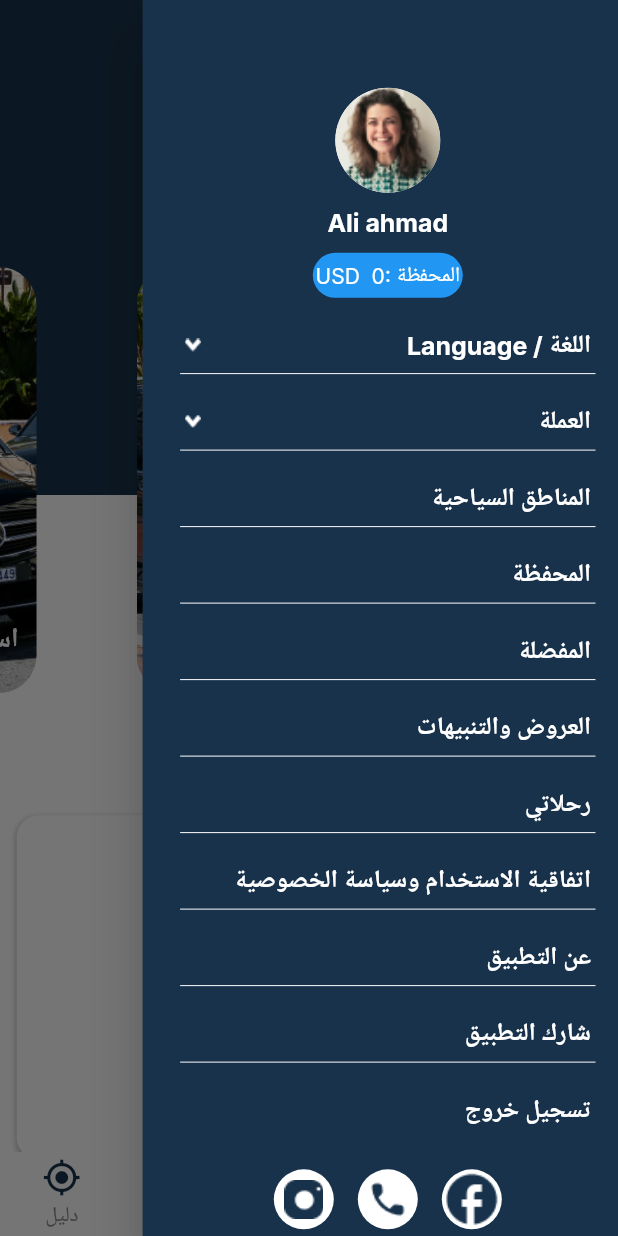
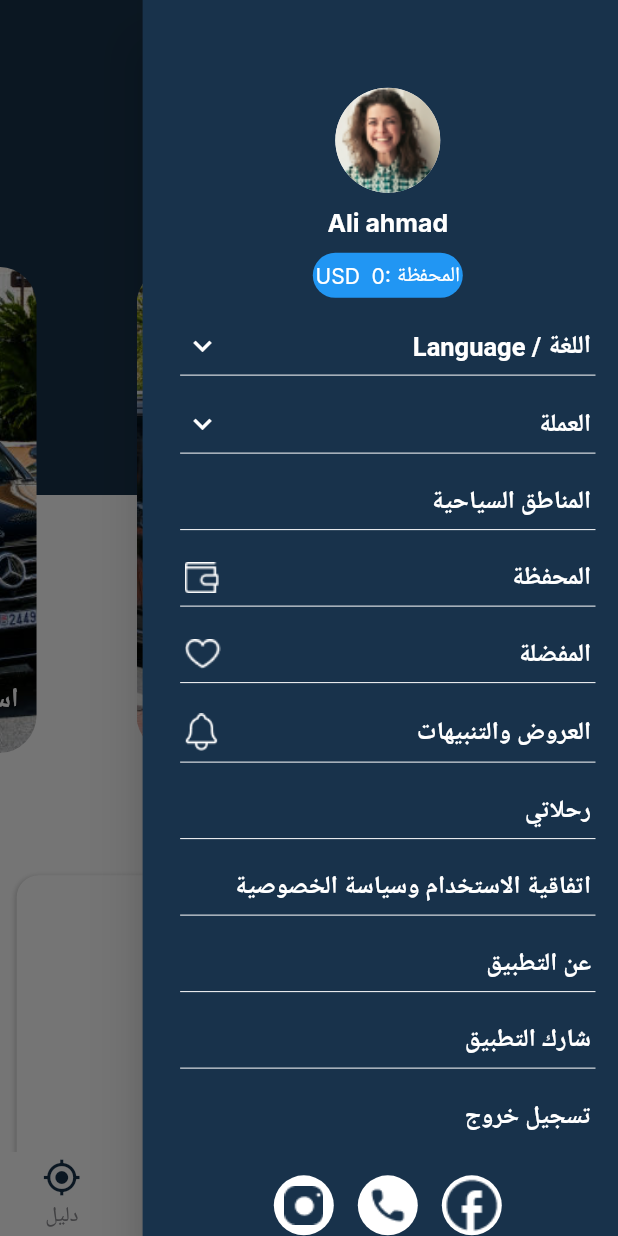
Before and after one commit to AmerDawood/Tuline-Turizm, a Flutter app: the screen it shows after launch, with the side drawer open, on a phone screen of 412 x 824 dp. Run offline on Flutter 3.47's test engine with Material 2 defaults, Android fonts, the light colour scheme and no system bars; drawn by our look-alikes of carousel_slider, persistent_bottom_nav_bar; our stand-ins replace flutter_screenutil, flutter_svg, google_fonts.

Commit message:
update app

```diff
--- a/lib/main.dart
+++ b/lib/main.dart
@@ -3,12 +3,14 @@ import 'package:flutter_screenutil/flutter_screenutil.dart';
 import 'package:tuline_turizm/screens/advertisements/advertisement_details.dart';
 import 'package:tuline_turizm/screens/advertisements/advertisement_details2.dart';
 import 'package:tuline_turizm/screens/auth/signin_screen.dart';
+import 'package:tuline_turizm/screens/favorite/favorite_screen.dart';
 import 'package:tuline_turizm/screens/home/app.dart';
 import 'package:tuline_turizm/screens/notifications/offer_screen.dart';
 import 'package:tuline_turizm/screens/settings/about/about_screen.dart';
 import 'package:tuline_turizm/screens/settings/privacy/privacy_screen.dart';
 import 'package:tuline_turizm/screens/splash/splash_screen.dart';
 import 'package:tuline_turizm/screens/test.dart';
+import 'package:tuline_turizm/screens/wallet/add_wallet.dart';
 import 'package:tuline_turizm/screens/wallet/wallet_screen.dart';
 
 void main() {
@@ -45,6 +47,8 @@ void main() {
              '/about_screen' : (context) => AboutScreen(),
              '/signin_screen' : (context) => SignInScreen(),
              '/privacy_screen' : (context) => PrivacyScreen(),
+             '/favorite_screen' : (context) => FavoriteScreen(),
+             '/add_wallet' : (context) => AddWallet(),
              '/test' : (context) => Test(),
 
            },
--- a/lib/screens/contacts/contacts_screen.dart
+++ b/lib/screens/contacts/contacts_screen.dart
@@ -58,7 +58,7 @@ class _ContactsScreenState extends State<ContactsScreen> {
                   height: 50,
                   width: 200,
                   decoration: BoxDecoration(
-                      color: Colors.grey.shade200,
+                      color: Colors.grey.shade300,
                       borderRadius: BorderRadius.circular(10)
                   ),
                   child: Center(child: Text('Hello How Are You ? ')),
@@ -84,7 +84,7 @@ class _ContactsScreenState extends State<ContactsScreen> {
             ),
           ),
 
-          SizedBox(height: 400,),
+          SizedBox(height: 390,),
 
           Row(
             children: [
--- a/lib/screens/home/home_screen.dart
+++ b/lib/screens/home/home_screen.dart
@@ -140,7 +140,7 @@ class _HomeScreenState extends State<HomeScreen> {
                     // carouselController: _carouselController,
                     options: CarouselOptions(
                       autoPlayInterval: Duration(seconds: 4),
-                      height: 300.0,
+                      height: 340.0,
                       viewportFraction: 0.72,
                       autoPlay: true, // Set to false to handle auto-play manually
                       enableInfiniteScroll: true, // Set to false to stop at the last item
--- a/lib/screens/notifications/offer_screen.dart
+++ b/lib/screens/notifications/offer_screen.dart
@@ -29,7 +29,9 @@ class _NotificationsScreenState extends State<NotificationsScreen> {
           elevation: 1.0,
           actions: [
             IconButton(
-                onPressed: () {},
+                onPressed: () {
+                  Navigator.pushReplacementNamed(context, '/app');
+                },
                 icon: Icon(
                   Icons.arrow_forward_rounded,
                   color: Colors.black,
--- a/lib/screens/settings/about/about_screen.dart
+++ b/lib/screens/settings/about/about_screen.dart
@@ -29,7 +29,9 @@ class _AboutScreenState extends State<AboutScreen> {
           elevation: 1.0,
           actions: [
             IconButton(
-                onPressed: () {},
+                onPressed: () {
+                  Navigator.pushReplacementNamed(context, '/app');
+                },
                 icon: Icon(
                   Icons.arrow_forward_rounded,
                   color: Colors.black,
--- a/lib/screens/settings/privacy/privacy_screen.dart
+++ b/lib/screens/settings/privacy/privacy_screen.dart
@@ -29,7 +29,9 @@ class _PrivacyScreenState extends State<PrivacyScreen> {
           elevation: 1.0,
           actions: [
             IconButton(
-                onPressed: () {},
+                onPressed: () {
+                  Navigator.pushReplacementNamed(context, '/app');
+                },
                 icon: Icon(
                   Icons.arrow_forward_rounded,
                   color: Colors.black,
--- a/lib/screens/wallet/wallet_screen.dart
+++ b/lib/screens/wallet/wallet_screen.dart
@@ -23,7 +23,9 @@ class _walletScreenState extends State<walletScreen> {
         elevation: 1.0,
         actions: [
           IconButton(
-              onPressed: () {},
+              onPressed: () {
+                Navigator.pushReplacementNamed(context,'/app');
+              },
               icon: Icon(
                 Icons.arrow_forward_rounded,
                 color: Colors.black,
--- a/lib/screens/widgets/drawer.dart
+++ b/lib/screens/widgets/drawer.dart
@@ -1,6 +1,7 @@
 import 'package:flutter/material.dart';
 import 'package:flutter_screenutil/flutter_screenutil.dart';
 import 'package:google_fonts/google_fonts.dart';
+import 'package:tuline_turizm/screens/favorite/favorite_screen.dart';
 
 
 class CustomDrawer extends StatefulWidget {
@@ -10,6 +11,15 @@ class CustomDrawer extends StatefulWidget {
 
 class _CustomDrawerState extends State<CustomDrawer>  {
   String selectedLanguage = 'لغة التطبيق العربية';
+
+  bool isExpanded = false;
+
+  void toggleContainerVisibility() {
+    setState(() {
+      isExpanded = !isExpanded;
+    });
+  }
+
 
   // Default language
 
@@ -124,8 +134,9 @@ class _CustomDrawerState extends State<CustomDrawer>  {
               SizedBox(height: 20,),
 
 
-
-              Directionality(
+              GestureDetector(
+                onTap: toggleContainerVisibility,
+                child: Directionality(
                   textDirection: TextDirection.rtl,
                   child: Padding(
                     padding: const EdgeInsets.only(
@@ -135,20 +146,82 @@ class _CustomDrawerState extends State<CustomDrawer>  {
                     child: Container(
                       child: Row(
                         children: [
-                        Text('اللغة / Language',
-                          style: GoogleFonts.inter(
+                          Text(
+                            'اللغة / Language',
+                            style: TextStyle(
                               color: Colors.white,
-                            fontSize: 17.sp,
+                              fontSize: 17,
                               fontWeight: FontWeight.w700,
                             ),
                           ),
                           Spacer(),
-                        Image.asset('images/arrow_under.png')
+                          AnimatedSwitcher(
+                            duration: Duration(milliseconds: 500),
+                            child: isExpanded
+                                ? Icon(
+                              Icons.keyboard_arrow_up_sharp,
+                              color: Color.fromRGBO(255, 159, 0, 1),
+                              key: Key('up'),
+                            )
+                                : Icon(
+                              Icons.keyboard_arrow_down_sharp,
+                              color: Colors.white,
+                              key: Key('down'),
+                            ),
+                          ),
                         ],
                       ),
                     ),
                   ),
                 ),
+              ),
+              AnimatedContainer(
+                duration: Duration(milliseconds: 300),
+                height: isExpanded ? 50 : 0,
+                width: double.infinity,
+                child: Row(
+                  children: [
+                    Spacer(),
+                    Container(
+                      height: 30,
+                      width: 70,
+                      decoration: BoxDecoration(
+                        border: Border.all(color: Colors.white),
+                        // color: Color.fromRGBO(255, 159, 0, 1),
+                        borderRadius: BorderRadius.circular(20),
+                      ),
+                      child: Center(
+                        child: Text('English',
+                          style: TextStyle(
+                            color: Colors.white,
+                          ),
+                        ),
+                      ),
+                    ),
+                    SizedBox(width: 20,),
+                    Container(
+                      height: 30,
+                      width: 70,
+                      decoration: BoxDecoration(
+                        color: Color.fromRGBO(255, 159, 0, 1),
+                        borderRadius: BorderRadius.circular(20),
+                      ),
+                      child: Center(
+                        child: Text('العربية',
+                        style: TextStyle(
+                          color: Colors.white,
+                        ),
+                        ),
+                      ),
+                    ),
+                    SizedBox(width: 20,),
+
+                  ],
+                ),
+
+              ),
+
+
               Padding(
                 padding: const EdgeInsets.only(
                   left: 15,
@@ -180,7 +253,7 @@ class _CustomDrawerState extends State<CustomDrawer>  {
                           ),
                         ),
                         Spacer(),
-                        Image.asset('images/arrow_under.png')
+                        Icon(Icons.keyboard_arrow_down_sharp,color: Colors.white,)
                       ],
                     ),
                   ),
@@ -244,6 +317,10 @@ class _CustomDrawerState extends State<CustomDrawer>  {
                     left: 18,
                     right: 18,
                   ),
+                  child: InkWell(
+                    onTap: (){
+                      Navigator.pushReplacementNamed(context, '/wallet_screen');
+                    },
                     child: Container(
                       child: Row(
                         children: [
@@ -255,8 +332,9 @@ class _CustomDrawerState extends State<CustomDrawer>  {
                             ),
                           ),
                           Spacer(),
-                        // Image.asset('images/arrow_under.png')
+                          Image.asset('images/wallet.png',color: Colors.white,)
                         ],
+                      ),
                     ),
                   ),
                 ),
@@ -281,6 +359,13 @@ class _CustomDrawerState extends State<CustomDrawer>  {
                     left: 18,
                     right: 18,
                   ),
+                  child: InkWell(
+                    onTap: (){
+                      // Navigator.push(context, MaterialPageRoute(builder: (_){
+                      //   return FavoriteScreen();
+                      // }));
+                      // Navigator.pushReplacementNamed(context, '/favorite_screen');
+                    },
                     child: Container(
                       child: Row(
                         children: [
@@ -292,8 +377,10 @@ class _CustomDrawerState extends State<CustomDrawer>  {
                             ),
                           ),
                           Spacer(),
-                        // Image.asset('images/arrow_under.png')
+                          Image.asset('images/love.png',color: Colors.white)
+
                         ],
+                      ),
                     ),
                   ),
                 ),
@@ -319,6 +406,10 @@ class _CustomDrawerState extends State<CustomDrawer>  {
                     left: 18,
                     right: 18,
                   ),
+                  child: InkWell(
+                    onTap: (){
+                      Navigator.pushReplacementNamed(context, '/notifications_screen');
+                    },
                     child: Container(
                       child: Row(
                         children: [
@@ -329,9 +420,12 @@ class _CustomDrawerState extends State<CustomDrawer>  {
                               fontWeight: FontWeight.w700,
                             ),
                           ),
+
                           Spacer(),
-                        // Image.asset('images/arrow_under.png')
+                          Image.asset('images/notification.png',color: Colors.white,height: 25,)
+
                         ],
+                      ),
                     ),
                   ),
                 ),
@@ -394,6 +488,10 @@ class _CustomDrawerState extends State<CustomDrawer>  {
                     left: 18,
                     right: 18,
                   ),
+                  child: InkWell(
+                    onTap: (){
+                      Navigator.pushReplacementNamed(context, '/privacy_screen');
+                    },
                     child: Container(
                       child: Row(
                         children: [
@@ -407,6 +505,7 @@ class _CustomDrawerState extends State<CustomDrawer>  {
                           Spacer(),
                           // Image.asset('images/arrow_under.png')
                         ],
+                      ),
                     ),
                   ),
                 ),
@@ -432,6 +531,10 @@ class _CustomDrawerState extends State<CustomDrawer>  {
                     left: 18,
                     right: 18,
                   ),
+                  child: InkWell(
+                    onTap: (){
+                      Navigator.pushReplacementNamed(context, '/about_screen');
+                    },
                     child: Container(
                       child: Row(
                         children: [
@@ -445,6 +548,7 @@ class _CustomDrawerState extends State<CustomDrawer>  {
                           Spacer(),
                           // Image.asset('images/arrow_under.png')
                         ],
+                      ),
                     ),
                   ),
                 ),
@@ -470,6 +574,10 @@ class _CustomDrawerState extends State<CustomDrawer>  {
                     left: 18,
                     right: 18,
                   ),
+                  child: InkWell(
+                    onTap: (){
+                      Navigator.pushReplacementNamed(context, '/privacy_screen');
+                    },
                     child: Container(
                       child: Row(
                         children: [
@@ -483,6 +591,7 @@ class _CustomDrawerState extends State<CustomDrawer>  {
                           Spacer(),
                           // Image.asset('images/arrow_under.png')
                         ],
+                      ),
                     ),
                   ),
                 ),
```
Also changed, not shown: lib/screens/wallet/add_wallet.dart (added, +117 -0 lines), images/love.png (added). Lines whose indentation alone changed are shown as unchanged.
